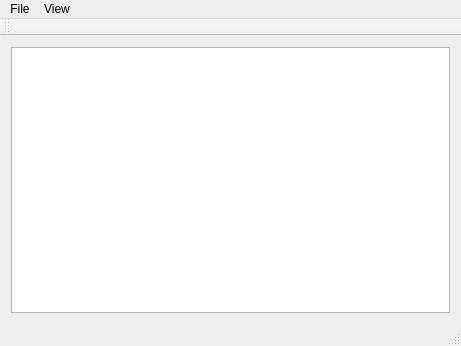
First picture: the form in gui/MainWindow.ui, repository vvmarko/triangulator, before the edit.
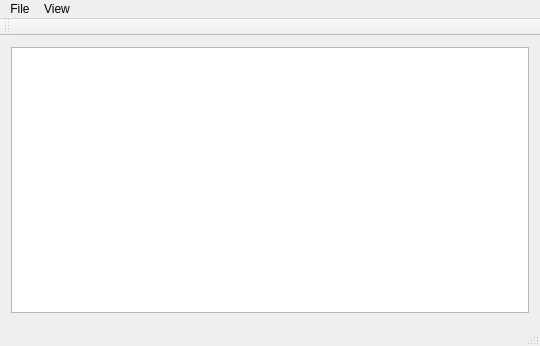
Second picture: the form after the edit.

The edit to the form file:
```diff
--- a/gui/MainWindow.ui
+++ b/gui/MainWindow.ui
@@ -6,7 +6,7 @@
    <rect>
     <x>0</x>
     <y>0</y>
-    <width>461</width>
+    <width>540</width>
     <height>346</height>
    </rect>
   </property>
@@ -25,7 +25,7 @@
     <rect>
      <x>0</x>
      <y>0</y>
-     <width>461</width>
+     <width>540</width>
      <height>22</height>
     </rect>
    </property>
```
Left out of the diff: 2 changed lines with no effect on the pictures.
